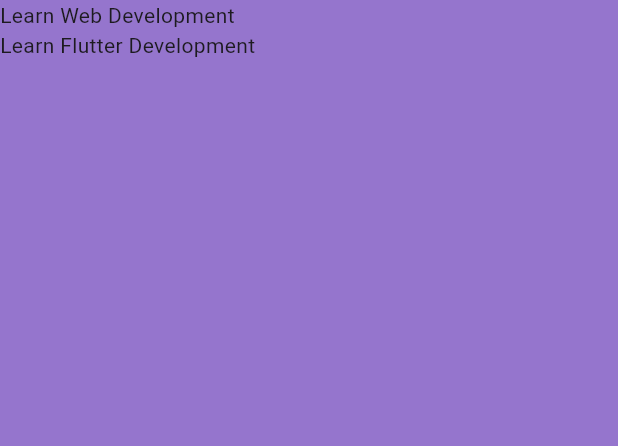
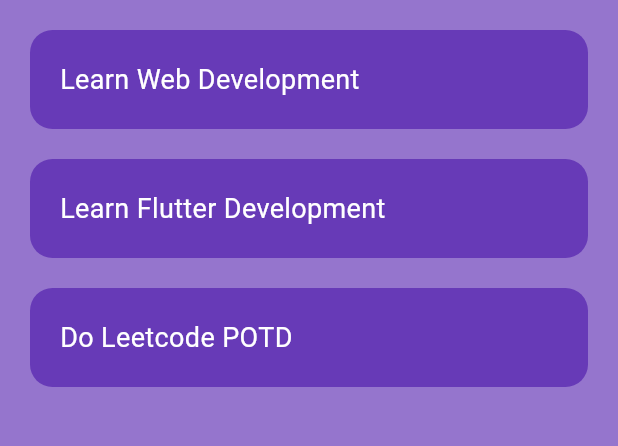
Before and after one commit to nikkhilpareek/Flutter-Todo-APP, a Flutter app: the screen it shows after launch, on a phone screen of 412 x 824 dp, the part 84-530 px from its top. Run offline on Flutter 3.47's test engine with Material 3 defaults, Android fonts, the phone set to English and light mode, and no system bars.

Commit message:
Add TodoList widget and update HomePage to use it, imporved UI a bit

```diff
--- a/lib/pages/home_page.dart
+++ b/lib/pages/home_page.dart
@@ -1,4 +1,5 @@
 import 'package:flutter/material.dart';
+import 'package:todo/utils/todo_list.dart';
 
 class HomePage extends StatelessWidget {
   HomePage({super.key});
@@ -6,6 +7,7 @@ class HomePage extends StatelessWidget {
   List ToDoList = [
     ['Learn Web Development', false],
     ['Learn Flutter Development', true],
+    ['Do Leetcode POTD', false],
   ];
 
   @override
@@ -21,7 +23,7 @@ class HomePage extends StatelessWidget {
       body: ListView.builder(
         itemCount: ToDoList.length,
         itemBuilder: (BuildContext context, int index) {
-          return Container(child: Text(ToDoList[index][0]));
+          return TodoList(taskName: ToDoList[index][0]);
         },
       ),
     );
--- /dev/null
+++ b/lib/utils/todo_list.dart
@@ -0,0 +1,25 @@
+import 'package:flutter/material.dart';
+
+class TodoList extends StatelessWidget {
+  const TodoList({super.key, required this.taskName});
+
+  final String taskName;
+
+  @override
+  Widget build(BuildContext context) {
+    return Padding(
+      padding: const EdgeInsets.only(top: 20.0, left: 20, right: 20, bottom: 0),
+      child: Container(
+        decoration: BoxDecoration(
+          color: Colors.deepPurple,
+          borderRadius: BorderRadius.circular(15),
+        ),
+        padding: EdgeInsets.all(20),
+        child: Text(
+          taskName,
+          style: TextStyle(color: Colors.white, fontSize: 18),
+        ),
+      ),
+    );
+  }
+}
```
